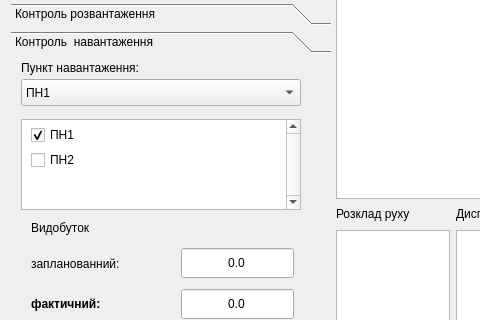
The window that trucks.ui (danylo-bilyk/trucks) describes before a commit, drawn with Qt 5; both pictures show x 0 to 480 and y 215 to 535 of the 1280 by 738 pixel window.
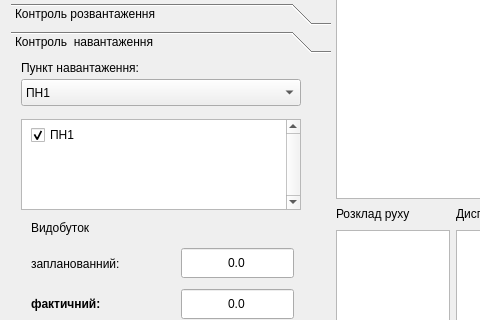
The same window after the commit. The open tabs and pages were chosen to show the change. Icons and pictures are not drawn. Custom widgets are drawn as their Qt base class.

Commit message: Fix control views

The edit to the form file:
```diff
--- a/trucks.ui
+++ b/trucks.ui
@@ -1825,25 +1825,6 @@
              <bool>true</bool>
             </property>
            </widget>
-           <widget class="QCheckBox" name="checkBox_14">
-            <property name="geometry">
-             <rect>
-              <x>20</x>
-              <y>90</y>
-              <width>120</width>
-              <height>22</height>
-             </rect>
-            </property>
-            <property name="text">
-             <string>ПН2</string>
-            </property>
-            <property name="checkable">
-             <bool>false</bool>
-            </property>
-            <property name="checked">
-             <bool>false</bool>
-            </property>
-           </widget>
           </widget>
           <widget class="QWidget" name="page_3">
            <property name="geometry">
```
Left out of the diff: 20 changed lines with no effect on the pictures.
